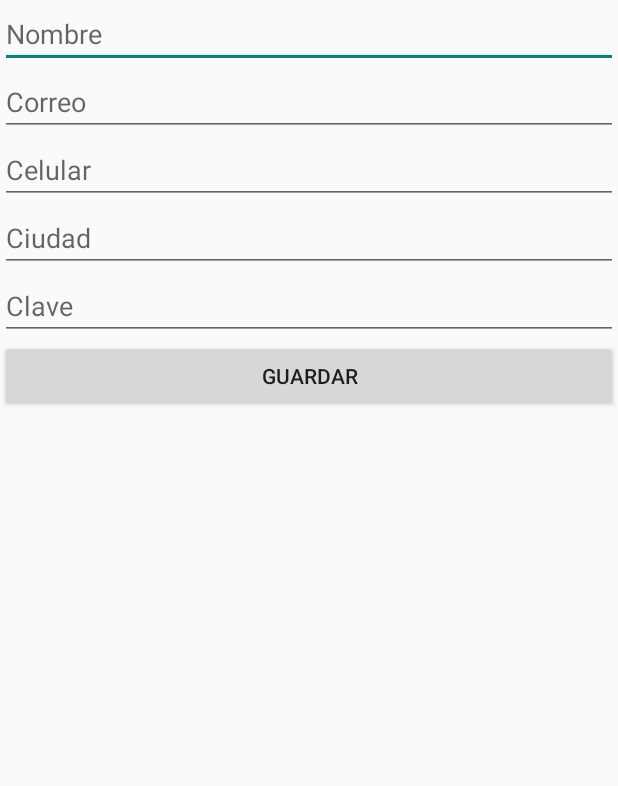
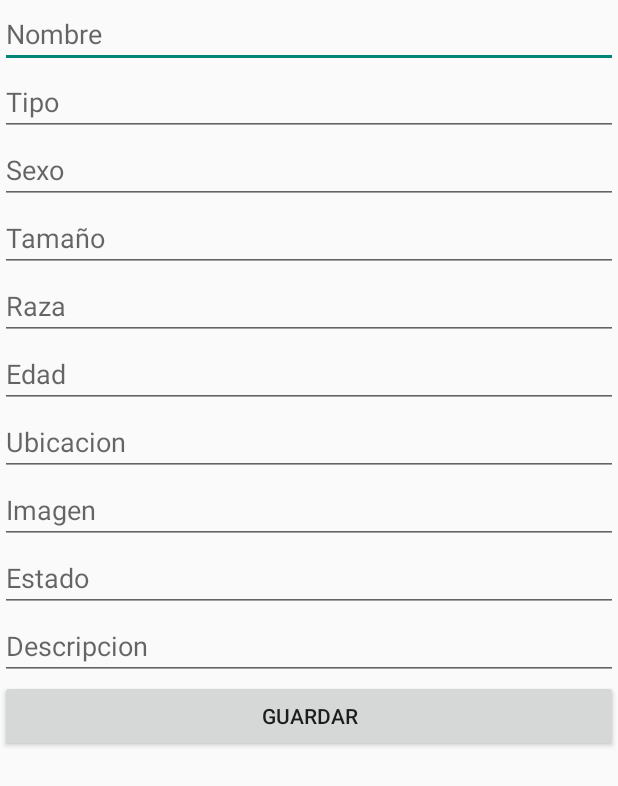
Before and after one commit to NayarithRoa/PetAPPv2, an Android app: the screen it shows after launch (RegistroPersona before the commit, RegistroMascota after it), on a phone screen of 412 x 824 dp. Shown: the top 786 px of the screen. Run offline under Robolectric (Android 15) with nearby library versions, the phone set to English and light mode, and no system bars.

Commit message:
insertar mascota

```diff
--- a/app/src/main/java/com/example/petappv2/RegistroMascota.java
+++ b/app/src/main/java/com/example/petappv2/RegistroMascota.java
@@ -2,13 +2,81 @@ package com.example.petappv2;
 
 import androidx.appcompat.app.AppCompatActivity;
 
+import android.content.Intent;
 import android.os.Bundle;
+import android.widget.Button;
+import android.widget.EditText;
+import android.widget.Toast;
+
+import com.example.petappv2.DB.DBMascotas;
+import com.example.petappv2.DB.Mascotas;
+
+import java.text.DateFormat;
+import java.text.SimpleDateFormat;
+import java.util.Date;
 
 public class RegistroMascota extends AppCompatActivity {
+    Button btnGuardar;
+    EditText txtNombre, txtTipo,txtSexo,txtTamanio, txtRaza, txtEdad,txtUbicacion,txtImagen,txtEstado,txtDescripcion;
+    DateFormat df= new SimpleDateFormat("dd/MM/yy");
+    Date fecha=new Date();
+    Long resultado;
 
     @Override
     protected void onCreate(Bundle savedInstanceState) {
         super.onCreate(savedInstanceState);
         setContentView(R.layout.activity_registro_mascota);
+
+        //Relación de objetos con Layout
+        txtNombre=findViewById(R.id.txtNombree);
+        txtTipo=findViewById(R.id.txtTipo);
+        txtSexo=findViewById(R.id.txtSexo);
+        txtTamanio=findViewById(R.id.txtTamanio);
+        txtRaza=findViewById(R.id.txtRaza);
+        txtEdad=findViewById(R.id.txtEdad);
+        txtUbicacion=findViewById(R.id.txtUbicacion);
+        txtImagen=findViewById(R.id.txtImagen);
+        txtEstado=findViewById(R.id.txtEstado);
+        txtDescripcion=findViewById(R.id.txtDescripcion);
+        btnGuardar = findViewById(R.id.btnGuardar1);
+
+        btnGuardar.setOnClickListener(v-> {
+            if (txtNombre.getText().toString().isEmpty() || txtTipo.getText().toString().isEmpty()
+                    || txtSexo.getText().toString().isEmpty() || txtTamanio.getText().toString().isEmpty()
+                    || txtRaza.getText().toString().isEmpty() || txtEdad.getText().toString().isEmpty()
+                    || txtUbicacion.getText().toString().isEmpty() || txtImagen.getText().toString().isEmpty()
+                    || txtEstado.getText().toString().isEmpty() || txtDescripcion.getText().toString().isEmpty()
+            ){
+                Toast.makeText(this,"Digite todos los datos solicitados",Toast.LENGTH_LONG).show();
+            }else{
+                insertar();
+                if(resultado>0){
+                    //temporal
+                    Intent intent = new Intent(this, MainActivity.class);
+                    startActivity(intent);
+                }
+
+            }
+
+        });
+    }
+    private void insertar() {
+        Mascotas mascotas = new Mascotas();
+        mascotas.setNombre(txtNombre.getText().toString());
+        mascotas.setTipo(txtTipo.getText().toString());
+        mascotas.setSexo(txtSexo.getText().toString());
+        mascotas.setTamanio(txtTamanio.getText().toString());
+        mascotas.setRaza(txtRaza.getText().toString());
+        mascotas.setEdad(Integer.parseInt(txtEdad.getText().toString()));
+        mascotas.setUbicacion(txtUbicacion.getText().toString());
+        mascotas.setImagen(txtImagen.getText().toString());
+        mascotas.setEstado(txtEstado.getText().toString());
+        mascotas.setDescripcion(txtDescripcion.getText().toString());
+        mascotas.setId_Persona(1); //CAMBIAR
+        mascotas.setFecha(df.format(fecha));
+
+
+        DBMascotas dbMascotas = new DBMascotas(this);
+        resultado = dbMascotas.insertarMascotas(mascotas);
     }
 }
--- a/app/src/main/res/layout/activity_registro_mascota.xml
+++ b/app/src/main/res/layout/activity_registro_mascota.xml
@@ -1,9 +1,73 @@
 <?xml version="1.0" encoding="utf-8"?>
-<androidx.constraintlayout.widget.ConstraintLayout xmlns:android="http://schemas.android.com/apk/res/android"
+<LinearLayout xmlns:android="http://schemas.android.com/apk/res/android"
     xmlns:app="http://schemas.android.com/apk/res-auto"
     xmlns:tools="http://schemas.android.com/tools"
     android:layout_width="match_parent"
     android:layout_height="match_parent"
+    android:orientation="vertical"
     tools:context=".RegistroMascota">
 
-</androidx.constraintlayout.widget.ConstraintLayout>
+    <EditText
+        android:id="@+id/txtNombree"
+        android:layout_width="match_parent"
+        android:layout_height="wrap_content"
+        android:hint="Nombre" />
+
+    <EditText
+        android:id="@+id/txtTipo"
+        android:layout_width="match_parent"
+        android:layout_height="wrap_content"
+        android:hint="Tipo" />
+    <EditText
+        android:id="@+id/txtSexo"
+        android:layout_width="match_parent"
+        android:layout_height="wrap_content"
+        android:hint="Sexo" />
+    <EditText
+        android:id="@+id/txtTamanio"
+        android:layout_width="match_parent"
+        android:layout_height="wrap_content"
+        android:hint="Tamaño" />
+    <EditText
+        android:id="@+id/txtRaza"
+        android:layout_width="match_parent"
+        android:layout_height="wrap_content"
+        android:hint="Raza" />
+
+    <EditText
+        android:id="@+id/txtEdad"
+        android:layout_width="match_parent"
+        android:layout_height="wrap_content"
+        android:hint="Edad"
+        android:inputType="number" />
+
+    <EditText
+        android:id="@+id/txtUbicacion"
+        android:layout_width="match_parent"
+        android:layout_height="wrap_content"
+        android:hint="Ubicacion" />
+    <EditText
+        android:id="@+id/txtImagen"
+        android:layout_width="match_parent"
+        android:layout_height="wrap_content"
+        android:hint="Imagen" />
+
+    <EditText
+        android:id="@+id/txtEstado"
+        android:layout_width="match_parent"
+        android:layout_height="wrap_content"
+        android:hint="Estado" />
+
+    <EditText
+        android:id="@+id/txtDescripcion"
+        android:layout_width="match_parent"
+        android:layout_height="wrap_content"
+        android:hint="Descripcion" />
+
+    <Button
+        android:id="@+id/btnGuardar1"
+        android:layout_width="match_parent"
+        android:layout_height="wrap_content"
+        android:text="Guardar" />
+
+</LinearLayout>
```
Also changed, not shown: app/src/main/AndroidManifest.xml (+12 -12 lines), app/src/main/java/com/example/petappv2/DB/DBMascotas.java (+80 -0 lines), app/src/main/java/com/example/petappv2/DB/DBPersonas.java (+43 -0 lines), app/src/main/java/com/example/petappv2/EditarPersona.java (added, +87 -0 lines), app/src/main/java/com/example/petappv2/RegistroPersona.java (+7 -3 lines), app/src/main/java/com/example/petappv2/verPersonaDetalle.java (+45 -1 lines), app/src/main/res/layout/activity_ver_persona_detalle.xml (+22 -2 lines).
